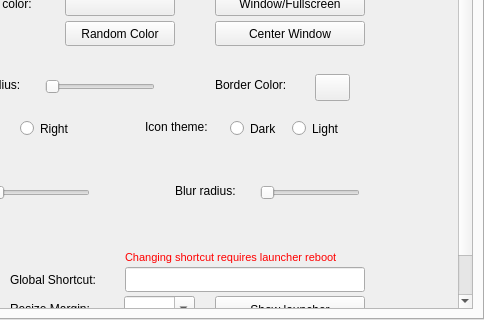
Old version of the form qt/settingswindow.ui in the repository rgoomes/Launcher; both pictures show x 316 to 800 and y 155 to 475 of the 800 by 475 pixel window.
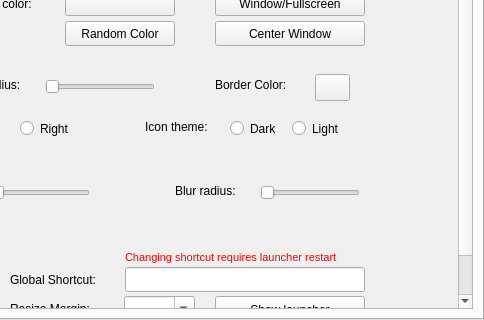
New version of the form.

```diff
--- a/qt/settingswindow.ui
+++ b/qt/settingswindow.ui
@@ -877,7 +877,7 @@
                 <string notr="true">color: red;</string>
                </property>
                <property name="text">
-                <string>Changing shortcut requires launcher reboot</string>
+                <string>Changing shortcut requires launcher restart</string>
                </property>
               </widget>
              </widget>
```
